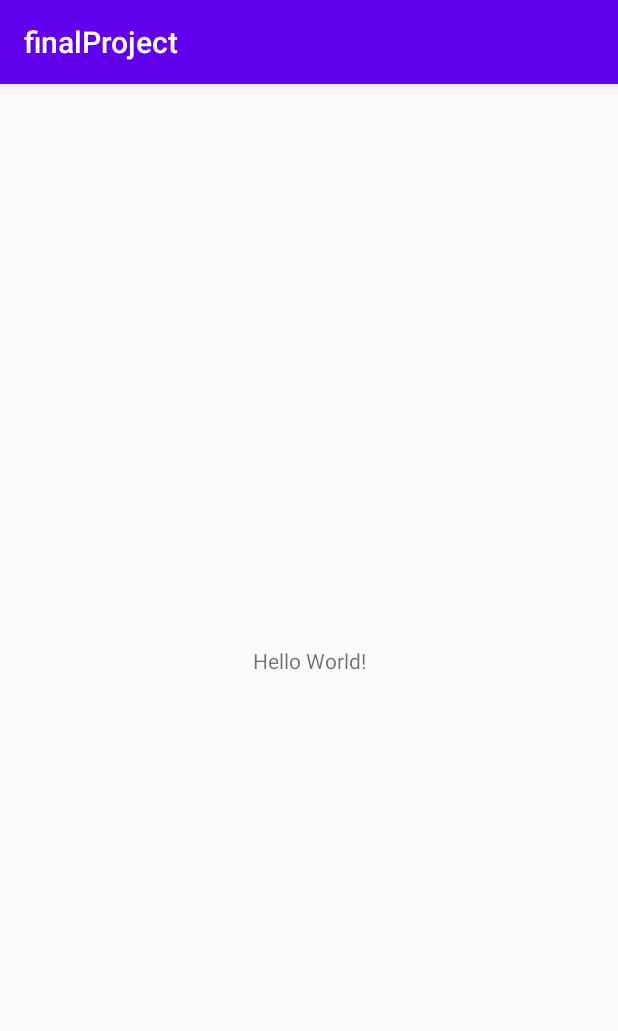
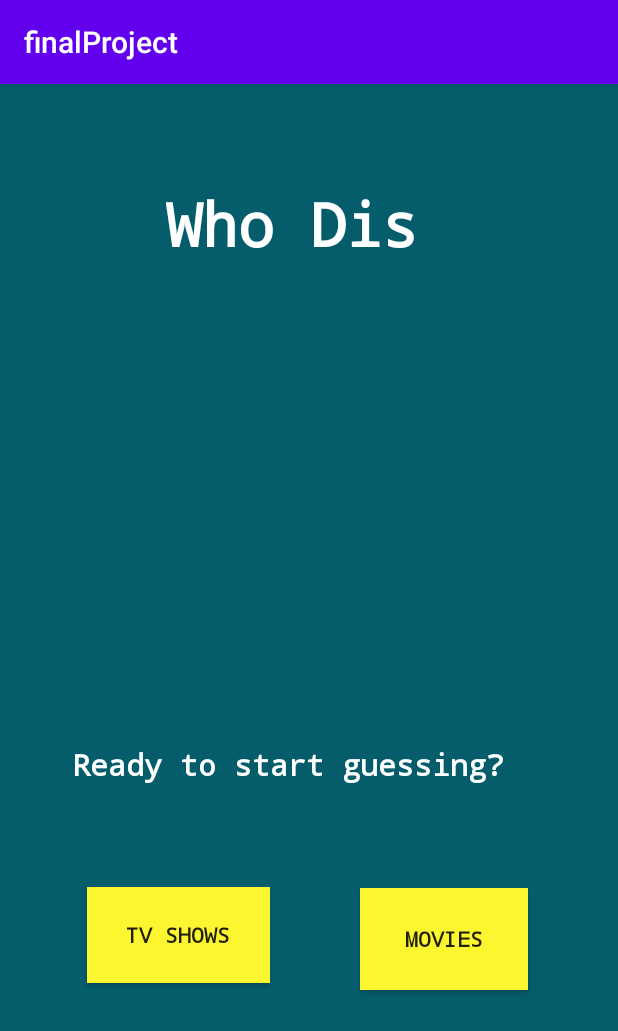
Before and after one commit to yamilarangel/finalProjectCodeNext2020, an Android app: the screen it shows after launch (MainActivity), on a phone screen of 412 x 824 dp. Shown: the top 1031 px of the screen. Run offline under Robolectric (Android 15) with nearby library versions, the phone set to English and light mode, and no system bars; our stand-ins replace Volley; network calls fail.

Commit message:
API ready, XML and Java linked, new screen for tv shows

```diff
--- a/finalProject2 2/app/build.gradle
+++ b/finalProject2 2/app/build.gradle
@@ -25,7 +25,7 @@ android {
 
 dependencies {
     implementation fileTree(dir: 'libs', include: ['*.jar'])
-
+    implementation 'com.android.volley:volley:1.1.1'
     implementation 'androidx.appcompat:appcompat:1.1.0'
     implementation 'androidx.constraintlayout:constraintlayout:1.1.3'
     testImplementation 'junit:junit:4.12'
--- a/finalProject2 2/app/src/main/AndroidManifest.xml
+++ b/finalProject2 2/app/src/main/AndroidManifest.xml
@@ -9,6 +9,7 @@
         android:roundIcon="@mipmap/ic_launcher_round"
         android:supportsRtl="true"
         android:theme="@style/AppTheme">
+        <activity android:name=".TvShowsActivity"></activity>
         <activity android:name=".MainActivity">
             <intent-filter>
                 <action android:name="android.intent.action.MAIN" />
--- a/finalProject2 2/app/src/main/java/com/example/finalproject/MainActivity.java
+++ b/finalProject2 2/app/src/main/java/com/example/finalproject/MainActivity.java
@@ -3,12 +3,79 @@ package com.example.finalproject;
 import androidx.appcompat.app.AppCompatActivity;
 
 import android.os.Bundle;
+import android.util.Log;
+import android.view.View;
+import android.widget.Button;
+import android.widget.ImageView;
+import android.widget.TextView;
+
+import com.android.volley.Request;
+import com.android.volley.RequestQueue;
+import com.android.volley.Response;
+import com.android.volley.toolbox.JsonObjectRequest;
+import com.android.volley.toolbox.Volley;
+import com.android.volley.VolleyError;
+
+
+import org.json.JSONObject;
+
+import java.net.URL;
+import java.util.ArrayList;
+
 //comment/
 public class MainActivity extends AppCompatActivity {
 //Daniela's comment
+    TextView GameName;
+    TextView GameDescription;
+    ImageView GameLogo;
+    Button TvShows;
+    Button Movies;
+    private ArrayList<Object>charactersrm;
+    private String URL="https://rickandmortyapi.com/api/character/";
+
+    RequestQueue requestQueue;
     @Override
     protected void onCreate(Bundle savedInstanceState) {
         super.onCreate(savedInstanceState);
         setContentView(R.layout.activity_main);
+        requestQueue= Volley.newRequestQueue(this);
+
+        JsonObjectRequest jsonObjectRequest = new JsonObjectRequest(Request.Method.GET,
+                URL, null,
+                new Response.Listener<JSONObject>() {
+                    @Override
+                    public void onResponse(JSONObject response) {
+                        Log.d("request", "response:  "+ response );
+
+                    }
+
+                    },
+                            new Response.ErrorListener() {
+                        @Override
+                        public void onErrorResponse(VolleyError error) {
+
+                            Log.e("response" , "error: " + error);
+                        }
+                    }
+
+);
+
+requestQueue.add(jsonObjectRequest); //make the request
+
+
+
+
+                    GameName=findViewById(R.id.GameName);
+        GameDescription=findViewById(R.id.GameDescript);
+        GameLogo=findViewById(R.id.GameLogo);
+        TvShows=findViewById(R.id.shows);
+        Movies=findViewById(R.id.movies);
+
+        TvShows.setOnClickListener(new View.OnClickListener() {
+            @Override
+            public void onClick(View v) {
+               // goToshows
+            }
+        });
     }
 }
--- /dev/null
+++ b/finalProject2 2/app/src/main/java/com/example/finalproject/TvShowsActivity.java
@@ -0,0 +1,14 @@
+package com.example.finalproject;
+
+import androidx.appcompat.app.AppCompatActivity;
+
+import android.os.Bundle;
+
+public class TvShowsActivity extends AppCompatActivity {
+
+    @Override
+    protected void onCreate(Bundle savedInstanceState) {
+        super.onCreate(savedInstanceState);
+        setContentView(R.layout.activity_tv_shows);
+    }
+}
--- a/finalProject2 2/app/src/main/res/layout/activity_main.xml
+++ b/finalProject2 2/app/src/main/res/layout/activity_main.xml
@@ -4,15 +4,77 @@
     xmlns:tools="http://schemas.android.com/tools"
     android:layout_width="match_parent"
     android:layout_height="match_parent"
-    tools:context=".MainActivity">
+    tools:context=".MainActivity"
+    android:background="#055D6B">
 
     <TextView
-        android:layout_width="wrap_content"
-        android:layout_height="wrap_content"
-        android:text="Hello World!"
+        android:id="@+id/GameName"
+        android:layout_width="190dp"
+        android:layout_height="46dp"
+        android:text="Who Dis"
+        android:textSize="40dp"
+        android:fontFamily="monospace"
+        android:textStyle="bold"
+        android:textColor="@android:color/white"
         app:layout_constraintBottom_toBottomOf="parent"
+        app:layout_constraintHorizontal_bias="0.498"
         app:layout_constraintLeft_toLeftOf="parent"
         app:layout_constraintRight_toRightOf="parent"
-        app:layout_constraintTop_toTopOf="parent" />
+        app:layout_constraintTop_toTopOf="parent"
+        app:layout_constraintVertical_bias="0.091" />
+
+    <ImageView
+        android:id="@+id/GameLogo"
+        android:layout_width="246dp"
+        android:layout_height="208dp"
+        android:layout_marginEnd="80dp"
+        android:layout_marginRight="80dp"
+        android:layout_marginBottom="360dp"
+        app:layout_constraintBottom_toBottomOf="parent"
+        app:layout_constraintEnd_toEndOf="parent"
+        tools:srcCompat="@tools:sample/avatars" />
+
+    <TextView
+        android:id="@+id/GameDescript"
+        android:layout_width="333dp"
+        android:layout_height="39dp"
+        android:layout_marginStart="48dp"
+        android:layout_marginLeft="48dp"
+        android:layout_marginTop="32dp"
+        android:text="Ready to start guessing? "
+        android:fontFamily="monospace"
+        android:textStyle="bold"
+        android:textColor="@android:color/white"
+        android:textSize="20dp"
+        app:layout_constraintStart_toStartOf="parent"
+        app:layout_constraintTop_toBottomOf="@+id/GameLogo" />
+
+    <Button
+        android:id="@+id/shows"
+        android:layout_width="122dp"
+        android:layout_height="64dp"
+        android:layout_marginTop="56dp"
+        android:layout_marginEnd="60dp"
+        android:layout_marginRight="60dp"
+        android:text="TV Shows"
+        android:fontFamily="monospace"
+        android:textStyle="bold"
+        android:background="#FCF630"
+        app:layout_constraintEnd_toStartOf="@+id/movies"
+        app:layout_constraintTop_toBottomOf="@+id/GameDescript" />
+
+    <Button
+        android:id="@+id/movies"
+        android:layout_width="112dp"
+        android:layout_height="68dp"
+        android:layout_marginEnd="60dp"
+        android:layout_marginRight="60dp"
+        android:layout_marginBottom="164dp"
+        android:text="Movies"
+        android:fontFamily="monospace"
+        android:textStyle="bold"
+        android:background="#FCF630"
+        app:layout_constraintBottom_toBottomOf="parent"
+        app:layout_constraintEnd_toEndOf="parent" />
 
 </androidx.constraintlayout.widget.ConstraintLayout>
--- /dev/null
+++ b/finalProject2 2/app/src/main/res/layout/activity_tv_shows.xml
@@ -0,0 +1,9 @@
+<?xml version="1.0" encoding="utf-8"?>
+<androidx.constraintlayout.widget.ConstraintLayout xmlns:android="http://schemas.android.com/apk/res/android"
+    xmlns:app="http://schemas.android.com/apk/res-auto"
+    xmlns:tools="http://schemas.android.com/tools"
+    android:layout_width="match_parent"
+    android:layout_height="match_parent"
+    tools:context=".TvShowsActivity">
+
+</androidx.constraintlayout.widget.ConstraintLayout>
```
